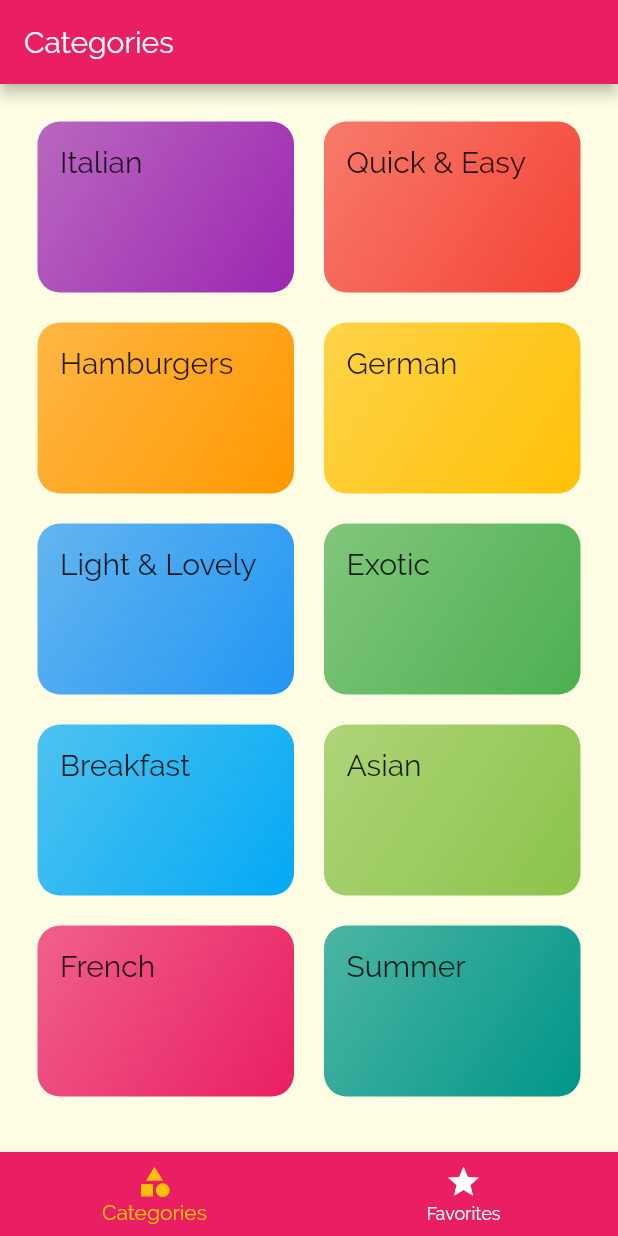
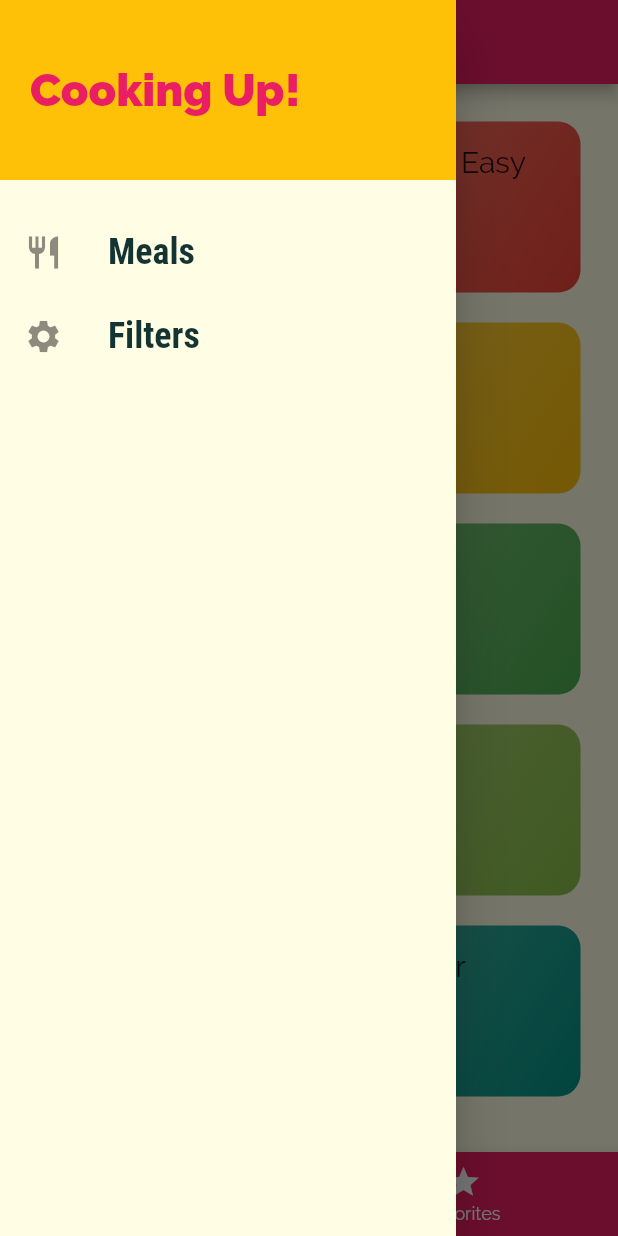
Before and after one commit to lastradev/flutter-meals-app, a Flutter app: the screen it shows after launch, with the side drawer open (before the commit the screen has no drawer), on a phone screen of 412 x 824 dp. Run offline on Flutter 3.47's test engine with Material 2 defaults, Android fonts, the phone set to English and light mode, and no system bars.

Commit message:
Add drawer

```diff
--- a/lib/screens/tabs_screen.dart
+++ b/lib/screens/tabs_screen.dart
@@ -1,4 +1,5 @@
 import 'package:flutter/material.dart';
+import '../widgets/main_drawer.dart';
 import 'categories_screen.dart';
 import 'favorites_screen.dart';
 
@@ -33,6 +34,7 @@ class _TabsScreenState extends State<TabsScreen> {
       appBar: AppBar(
         title: Text(_pages[_selectedPageIndex]['title']),
       ),
+      drawer: MainDrawer(),
       body: _pages[_selectedPageIndex]['page'],
       bottomNavigationBar: BottomNavigationBar(
         onTap: _selectPage,
--- /dev/null
+++ b/lib/widgets/main_drawer.dart
@@ -0,0 +1,56 @@
+import 'package:flutter/material.dart';
+
+class MainDrawer extends StatelessWidget {
+  Widget buildListTile(String title, IconData icon) {
+    return ListTile(
+      leading: Icon(
+        icon,
+        size: 26,
+      ),
+      title: Text(
+        title,
+        style: TextStyle(
+          fontFamily: 'RobotoCondensed',
+          fontSize: 24,
+          fontWeight: FontWeight.bold,
+        ),
+      ),
+      onTap: () {},
+    );
+  }
+
+  @override
+  Widget build(BuildContext context) {
+    return Drawer(
+      child: Column(
+        children: [
+          Container(
+            height: 120,
+            width: double.infinity,
+            padding: EdgeInsets.all(20),
+            alignment: Alignment.centerLeft,
+            color: Theme.of(context).accentColor,
+            child: Text(
+              'Cooking Up!',
+              style: TextStyle(
+                  fontWeight: FontWeight.w900,
+                  fontSize: 30,
+                  color: Theme.of(context).primaryColor),
+            ),
+          ),
+          SizedBox(
+            height: 20,
+          ),
+          buildListTile(
+            'Meals',
+            Icons.restaurant,
+          ),
+          buildListTile(
+            'Filters',
+            Icons.settings,
+          )
+        ],
+      ),
+    );
+  }
+}
```
